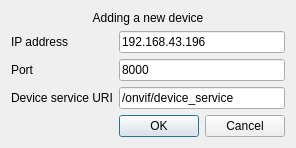
First picture: the form in GUI/GUI_Util/adddevicedialog.ui, repository Abay11/onvif_client, before the edit.
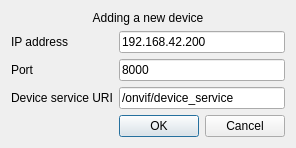
Second picture: the form after the edit.

Patch:
```diff
--- a/GUI/GUI_Util/adddevicedialog.ui
+++ b/GUI/GUI_Util/adddevicedialog.ui
@@ -42,7 +42,7 @@
      <item row="0" column="1">
       <widget class="QLineEdit" name="leIP">
        <property name="text">
-        <string>192.168.43.196</string>
+        <string>192.168.42.200</string>
        </property>
       </widget>
      </item>
```
